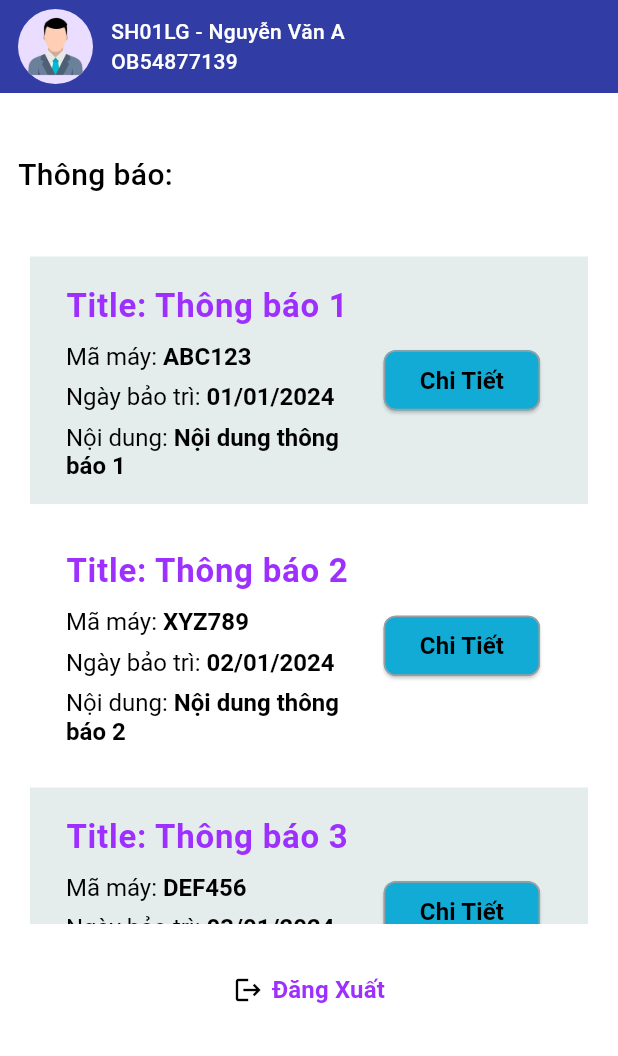
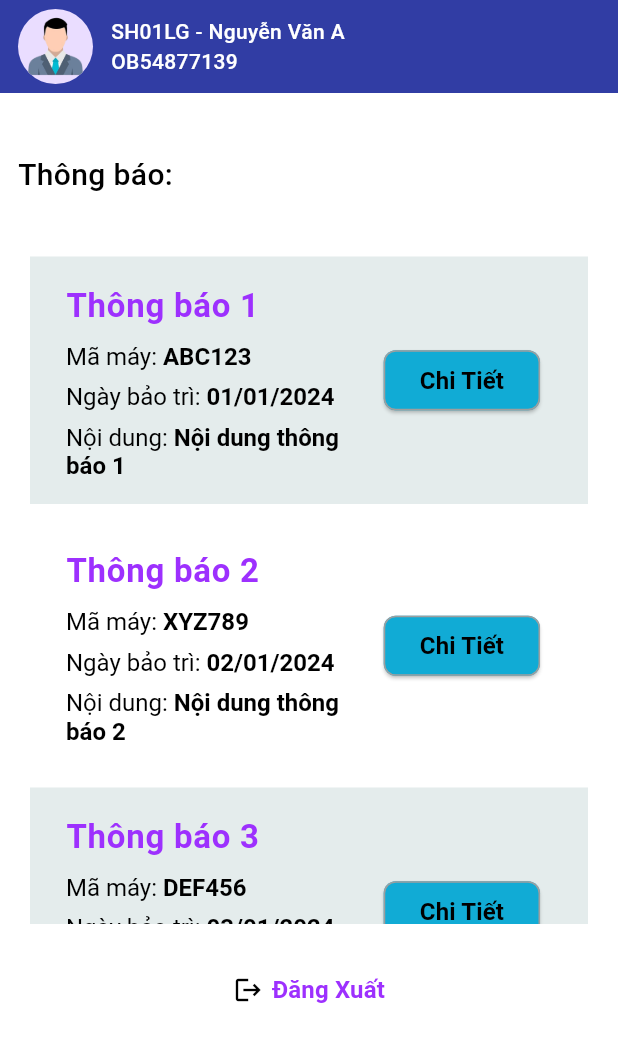
Before and after one commit to BuuMJ/Smart-Factory, a Flutter app: the Home screen opened by its route, on a phone screen of 412 x 824 dp, the part 180-1236 px from its top. Run offline on Flutter 3.47's test engine with Material 3 defaults, Android fonts, the light colour scheme and no system bars; our stand-ins replace image_picker.

Commit message:
completed change function on home page

```diff
--- a/lib/pages/admin/home.dart
+++ b/lib/pages/admin/home.dart
@@ -91,7 +91,7 @@ class Home extends StatelessWidget {
                         margin: const EdgeInsets.only(bottom: 12),
                         child: ListTile(
                           title: Text(
-                            'Title: ${notificationData[index].title}',
+                            notificationData[index].title,
                             style: const TextStyle(
                               color: mainColor,
                               fontSize: 22,
```
